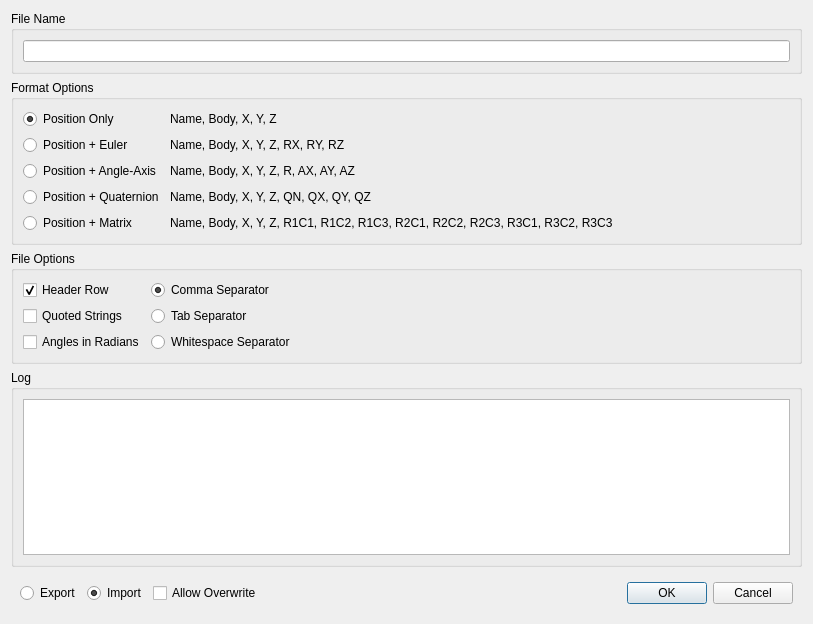
The window that distribution/GaitSymQt/DialogMarkerImportExport.ui (wol101/GaitSym2019) describes before a commit, drawn with Qt 5.
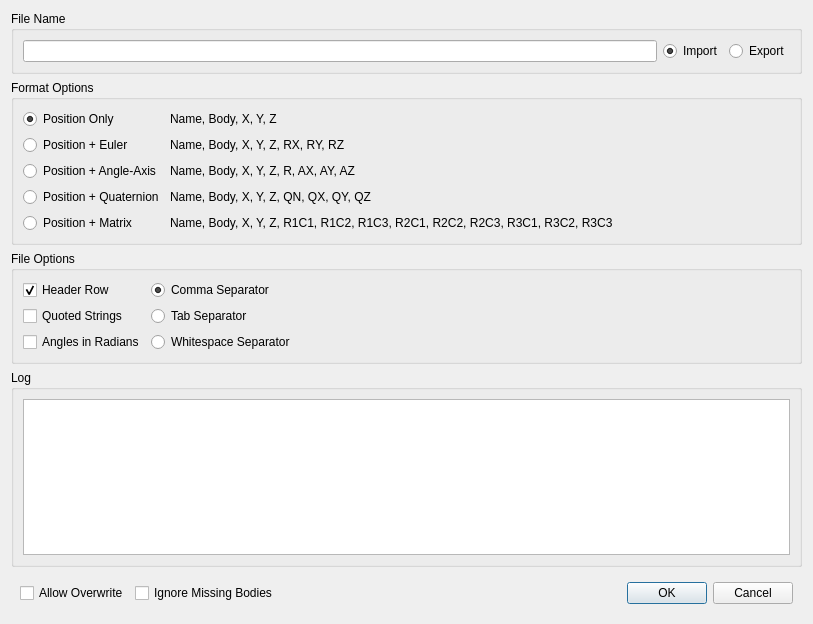
The same window after the commit. Custom widgets are drawn as their Qt base class.

Commit message: Bug fixes and DialogInfo plus DataTargetMarkerCompare functions

What changed in the file:
```diff
--- a/distribution/GaitSymQt/DialogMarkerImportExport.ui
+++ b/distribution/GaitSymQt/DialogMarkerImportExport.ui
@@ -20,9 +20,26 @@
       <string>File Name</string>
      </property>
      <layout class="QGridLayout" name="gridLayout_4">
+      <item row="0" column="2">
+       <widget class="QRadioButton" name="radioButtonExport">
+        <property name="text">
+         <string>Export</string>
+        </property>
+       </widget>
+      </item>
       <item row="0" column="0">
        <widget class="LineEditPath" name="lineEditFileName"/>
       </item>
+      <item row="0" column="1">
+       <widget class="QRadioButton" name="radioButtonImport">
+        <property name="text">
+         <string>Import</string>
+        </property>
+        <property name="checked">
+         <bool>true</bool>
+        </property>
+       </widget>
+      </item>
      </layout>
     </widget>
    </item>
@@ -210,24 +227,7 @@
    <item row="4" column="0">
     <widget class="QWidget" name="widget" native="true">
      <layout class="QGridLayout" name="gridLayout_2">
-      <item row="0" column="1">
-       <widget class="QRadioButton" name="radioButtonImport">
-        <property name="text">
-         <string>Import</string>
-        </property>
-        <property name="checked">
-         <bool>true</bool>
-        </property>
-       </widget>
-      </item>
-      <item row="0" column="5">
-       <widget class="QPushButton" name="pushButtonCancel">
-        <property name="text">
-         <string>Cancel</string>
-        </property>
-       </widget>
-      </item>
-      <item row="0" column="3">
+      <item row="0" column="4">
        <spacer name="horizontalSpacer_2">
         <property name="orientation">
          <enum>Qt::Horizontal</enum>
@@ -240,7 +240,7 @@
         </property>
        </spacer>
       </item>
-      <item row="0" column="4">
+      <item row="0" column="5">
        <widget class="QPushButton" name="pushButtonOK">
         <property name="text">
          <string>OK</string>
@@ -250,10 +250,10 @@
         </property>
        </widget>
       </item>
-      <item row="0" column="0">
-       <widget class="QRadioButton" name="radioButtonExport">
+      <item row="0" column="6">
+       <widget class="QPushButton" name="pushButtonCancel">
         <property name="text">
-         <string>Export</string>
+         <string>Cancel</string>
         </property>
        </widget>
       </item>
@@ -264,6 +264,13 @@
         </property>
        </widget>
       </item>
+      <item row="0" column="3">
+       <widget class="QCheckBox" name="checkBoxIgnoreMissingBodies">
+        <property name="text">
+         <string>Ignore Missing Bodies</string>
+        </property>
+       </widget>
+      </item>
      </layout>
     </widget>
    </item>
```
The commit also changes 41 other files.
